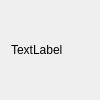
wo16pao/MS, file other/loading.ui: the form before one commit.
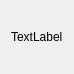
The form after the commit.

What changed in the file:
```diff
--- a/other/loading.ui
+++ b/other/loading.ui
@@ -6,8 +6,8 @@
    <rect>
     <x>0</x>
     <y>0</y>
-    <width>100</width>
-    <height>100</height>
+    <width>74</width>
+    <height>74</height>
    </rect>
   </property>
   <property name="windowTitle">
```
